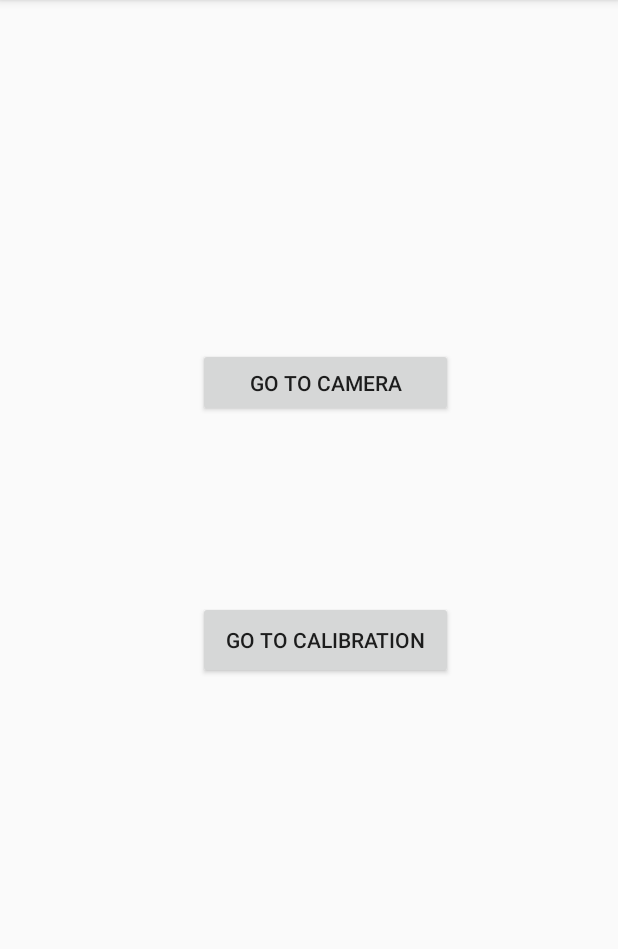
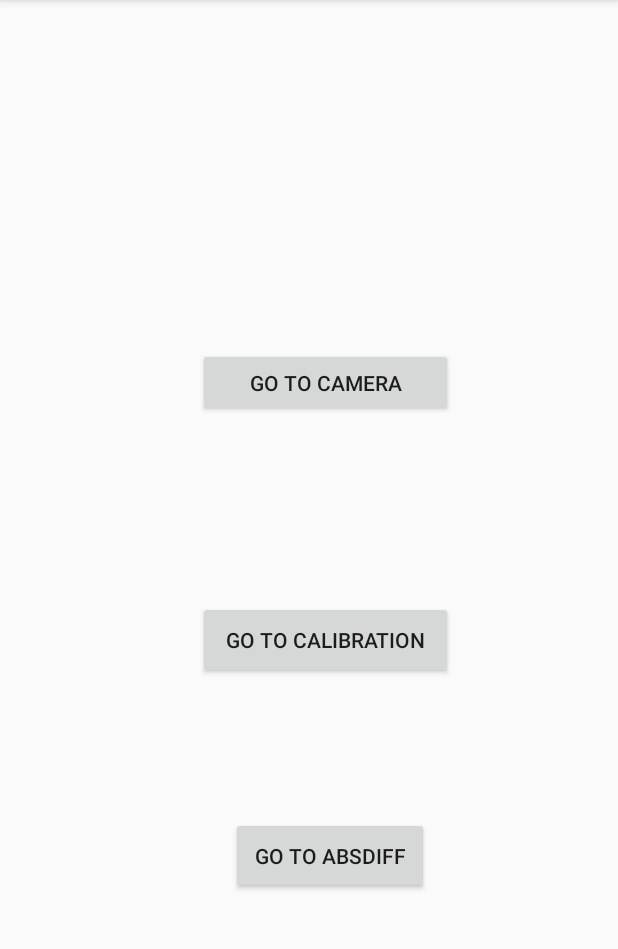
Before and after one commit to nz5/CVAndroidRadar, an Android app: the screen it shows after launch (MainActivity), on a phone screen of 412 x 824 dp, the part 84-1033 px from its top. Run offline under Robolectric (Android 15) with nearby library versions, the phone set to English and light mode, and no system bars.

Commit message:
initialize activity for absDiff mode

```diff
--- a/app/src/main/AndroidManifest.xml
+++ b/app/src/main/AndroidManifest.xml
@@ -32,9 +32,13 @@
         android:supportsRtl="true"
         android:theme="@style/AppTheme">
         <activity
+            android:name=".recording.CameraAbsDiffActivity"
+            android:screenOrientation="landscape"
+            android:theme="@style/Theme.AppCompat.NoActionBar"></activity>
+        <activity
             android:name=".Calibration"
             android:screenOrientation="landscape"
-            android:theme="@style/Theme.AppCompat.NoActionBar" ></activity>
+            android:theme="@style/Theme.AppCompat.NoActionBar" />
         <activity
             android:name=".CameraActivity"
             android:screenOrientation="landscape"
--- a/app/src/main/res/layout/activity_calibration.xml
+++ b/app/src/main/res/layout/activity_calibration.xml
@@ -223,8 +223,8 @@
         android:layout_below="@+id/seekBar-dilate"
         android:layout_alignParentStart="true"
         android:layout_alignParentLeft="true"
-        android:layout_marginStart="15dp"
-        android:layout_marginLeft="15dp"
+        android:layout_marginStart="25dp"
+        android:layout_marginLeft="25dp"
         android:layout_marginTop="20dp">
 
         <RadioButton
--- a/app/src/main/res/layout/activity_main.xml
+++ b/app/src/main/res/layout/activity_main.xml
@@ -41,4 +41,20 @@
         app:layout_constraintTop_toTopOf="parent"
         app:layout_constraintVertical_bias="0.288" />
 
+    <Button
+        android:id="@+id/button"
+        android:layout_width="132dp"
+        android:layout_height="51dp"
+        android:layout_marginStart="8dp"
+        android:layout_marginLeft="8dp"
+        android:layout_marginTop="92dp"
+        android:layout_marginEnd="8dp"
+        android:layout_marginRight="8dp"
+        android:text="Go to AbsDiff"
+        android:onClick="whenGoToCameraAbsDiffButtonPressed"
+        app:layout_constraintEnd_toEndOf="parent"
+        app:layout_constraintHorizontal_bias="0.553"
+        app:layout_constraintStart_toStartOf="parent"
+        app:layout_constraintTop_toBottomOf="@+id/calibration" />
+
 </android.support.constraint.ConstraintLayout>
```
Also changed, not shown: app/src/main/java/com/nz/radar/MainActivity.java (+7 -0 lines), app/src/main/java/com/nz/radar/recording/CameraAbsDiffActivity.java (added, +15 -0 lines), app/src/main/res/layout/activity_camera_abs_diff.xml (added, +19 -0 lines).
